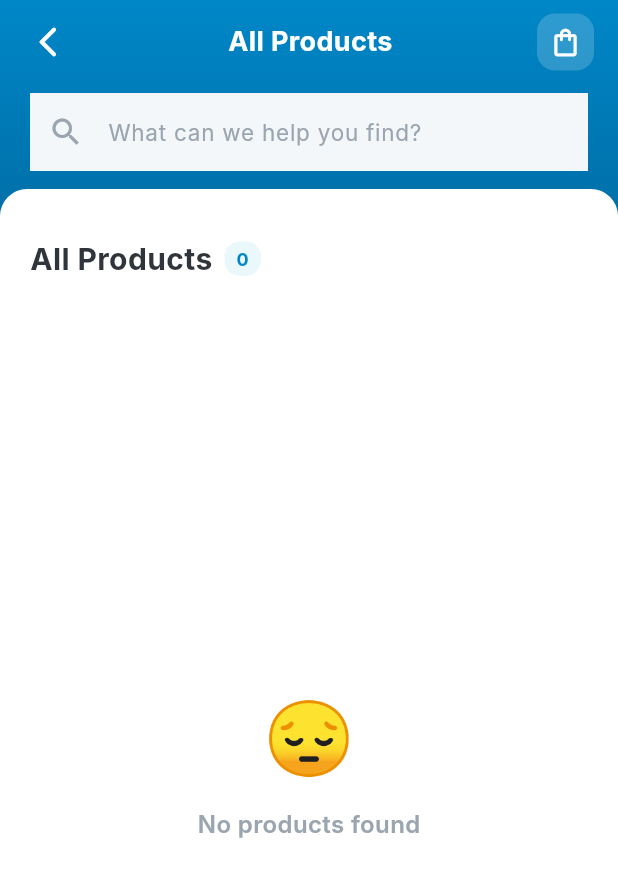
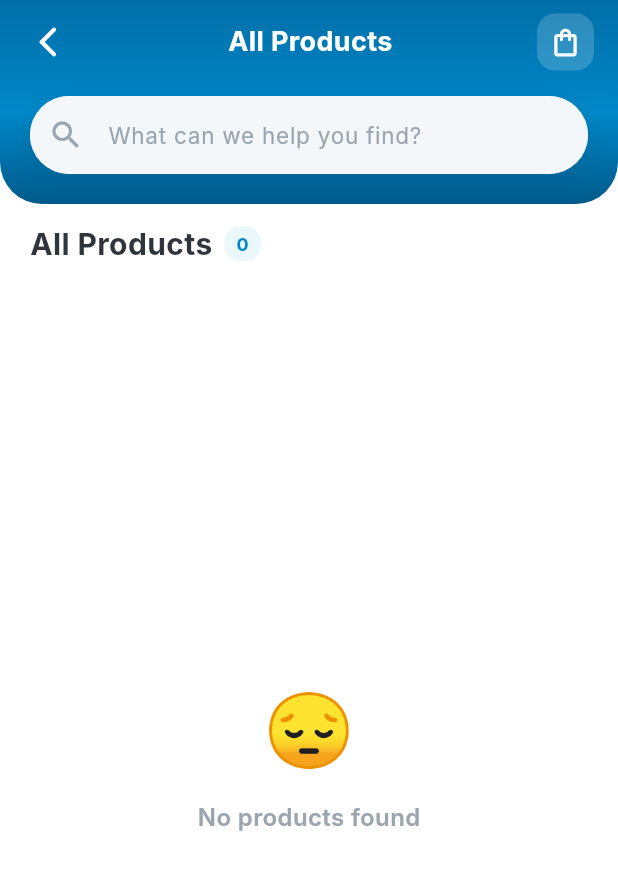
Before and after one commit to yousemazhar/elezaby, a Flutter app: the MainShell screen opened by its route, after a tap on "See All ›", on a phone screen of 412 x 824 dp. Shown: the top 877 px of the screen. Run offline on Flutter 3.47's test engine with Material 3 defaults, Android fonts, the phone set to English and light mode, and no system bars; our stand-ins replace cached_network_image, cloud_firestore, firebase_auth, firebase_core, go_router, google_sign_in and 1 more; missing offline and left inert: mobile_scanner; accounts and stored records are empty; Roboto replaces fonts that are missing (Inter).

Commit message:
Redesign home page layout and styling

```diff
--- a/lib/core/constants/app_colors.dart
+++ b/lib/core/constants/app_colors.dart
@@ -5,6 +5,7 @@ class AppColors {
 
   static const Color primary = Color(0xFF0087C8);
   static const Color primaryDark = Color(0xFF006FA8);
+  static const Color primaryDarker = Color(0xFF005A8A);
   static const Color primaryLight = Color(0xFFEAF8FC);
   static const Color primaryLighter = Color(0xFFD5F1FA);
   static const Color bottomNavBg = Color(0xFFDDF5FC);
@@ -28,7 +29,8 @@ class AppColors {
   static const LinearGradient primaryGradient = LinearGradient(
     begin: Alignment.topCenter,
     end: Alignment.bottomCenter,
-    colors: [primary, primaryDark],
+    colors: [primaryDark, primary, primaryDarker],
+    stops: [0.0, 0.55, 1.0],
   );
 
   static const LinearGradient primaryGradient135 = LinearGradient(
--- a/lib/screens/home/home_screen.dart
+++ b/lib/screens/home/home_screen.dart
@@ -35,9 +35,10 @@ class _HomeScreenState extends State<HomeScreen> {
     final defaultAddress = addressProvider.defaultAddress;
 
     return Scaffold(
-      appBar: const GlobalAppBar(showGreeting: true, showSearch: true),
+      appBar: const GlobalAppBar(showSearch: true),
       body: CustomScrollView(
         slivers: [
+          const SliverToBoxAdapter(child: SizedBox(height: 12)),
           SliverToBoxAdapter(
             child: Padding(
               padding: const EdgeInsets.symmetric(horizontal: 16),
@@ -210,7 +211,10 @@ class _DeliveryTabs extends StatelessWidget {
         color: const Color(0xFFE9F2F5),
         borderRadius: BorderRadius.circular(18),
       ),
-      child: Row(
+      child:
+
+
+      Row(
         children: [
           _Tab(
               label: 'Home Delivery',
@@ -348,52 +352,55 @@ class _ServicesRow extends StatelessWidget {
 
   @override
   Widget build(BuildContext context) {
-    final services = [
-      (icon: '🛡️', label: 'Insurance'),
-      (icon: '📋', label: 'Prescription'),
-      (icon: '🏥', label: 'Clinics'),
-      (icon: '🩺', label: 'Lab Tests'),
-      (icon: '♿', label: 'Mobility'),
-      (icon: '📷', label: 'Scan / AR'),
+    final services = <({String icon, String label, VoidCallback onTap})>[
+      (icon: '📷', label: 'Scan / AR', onTap: onScanTap),
+      // TODO: route to prescription upload when available
+      (icon: '📋', label: 'Upload Prescription', onTap: () {}),
+      // TODO: route to mobility aids catalog when available
+      (icon: '♿', label: 'Mobility Aids', onTap: () {}),
     ];
 
-    return SizedBox(
-      height: 110,
-      child: ListView.separated(
-        scrollDirection: Axis.horizontal,
+    return Padding(
       padding: const EdgeInsets.symmetric(horizontal: 20),
-        itemCount: services.length,
-        separatorBuilder: (_, __) => const SizedBox(width: 12),
-        itemBuilder: (context, i) {
-          final s = services[i];
-          return GestureDetector(
-            onTap: i == 5 ? onScanTap : null,
+      child: Row(
+        children: [
+          for (var i = 0; i < services.length; i++) ...[
+            Expanded(
+              child: GestureDetector(
+                onTap: services[i].onTap,
                 child: Container(
-              width: 82,
+                  height: 132,
                   decoration: BoxDecoration(
                     color: AppColors.primaryLight,
                     borderRadius: BorderRadius.circular(20),
                   ),
-              padding: const EdgeInsets.symmetric(vertical: 14),
+                  padding: const EdgeInsets.symmetric(
+                      vertical: 12, horizontal: 6),
                   child: Column(
                     mainAxisAlignment: MainAxisAlignment.center,
+                    mainAxisSize: MainAxisSize.min,
                     children: [
-                  Text(s.icon, style: const TextStyle(fontSize: 28)),
+                      Text(services[i].icon,
+                          style: const TextStyle(fontSize: 28)),
                       const SizedBox(height: 8),
                       Text(
-                    s.label,
+                        services[i].label,
                         style: const TextStyle(
-                      fontSize: 11,
-                      fontWeight: FontWeight.w500,
+                          fontSize: 12,
+                          fontWeight: FontWeight.w600,
                           color: AppColors.textNavy,
+                          height: 1.2,
                         ),
                         textAlign: TextAlign.center,
                       ),
                     ],
                   ),
                 ),
-          );
-        },
+              ),
+            ),
+            if (i != services.length - 1) const SizedBox(width: 12),
+          ],
+        ],
       ),
     );
   }
--- a/lib/widgets/app_bottom_nav.dart
+++ b/lib/widgets/app_bottom_nav.dart
@@ -16,8 +16,8 @@ class AppBottomNav extends StatelessWidget {
     const items = [
       _NavItem(icon: Icons.home_rounded, label: 'Home'),
       _NavItem(icon: Icons.grid_view_rounded, label: 'Shop'),
-      _NavItem(icon: Icons.favorite_border_rounded, label: 'Favourite'),
-      _NavItem(icon: Icons.local_offer_rounded, label: 'Offers'),
+      _NavItem(icon: Icons.favorite_rounded, label: 'Favourite'),
+      _NavItem(icon: Icons.discount_rounded, label: 'Offers'),
       _NavItem(icon: Icons.more_horiz_rounded, label: 'More'),
     ];
 
@@ -44,7 +44,7 @@ class AppBottomNav extends StatelessWidget {
               duration: const Duration(milliseconds: 200),
               padding: const EdgeInsets.symmetric(horizontal: 14, vertical: 8),
               decoration: BoxDecoration(
-                color: active ? AppColors.primary : Colors.transparent,
+                gradient: active ? AppColors.primaryGradient : null,
                 borderRadius: BorderRadius.circular(18),
               ),
               child: Column(
@@ -53,7 +53,7 @@ class AppBottomNav extends StatelessWidget {
                   Icon(
                     items[i].icon,
                     size: 22,
-                    color: active ? Colors.white : AppColors.textMuted,
+                    color: active ? Colors.white : AppColors.primary,
                   ),
                   const SizedBox(height: 3),
                   Text(
--- a/lib/widgets/app_search_bar.dart
+++ b/lib/widgets/app_search_bar.dart
@@ -21,9 +21,17 @@ class AppSearchBar extends StatelessWidget {
   Widget build(BuildContext context) {
     return Container(
       margin: const EdgeInsets.symmetric(horizontal: 20),
+      clipBehavior: Clip.antiAlias,
       decoration: BoxDecoration(
         color: AppColors.searchBg,
-        borderRadius: BorderRadius.circular(26),
+        borderRadius: BorderRadius.circular(100),
+        boxShadow: [
+          BoxShadow(
+            color: Colors.black.withValues(alpha: 0.05),
+            blurRadius: 12,
+            offset: const Offset(0, 4),
+          ),
+        ],
       ),
       child: TextField(
         controller: controller,
--- a/lib/widgets/global_app_bar.dart
+++ b/lib/widgets/global_app_bar.dart
@@ -3,14 +3,12 @@ import 'package:go_router/go_router.dart';
 import 'package:provider/provider.dart';
 
 import '../core/constants/app_colors.dart';
-import '../providers/auth_provider.dart';
 import '../providers/cart_provider.dart';
 import 'app_search_bar.dart';
 
 class GlobalAppBar extends StatelessWidget implements PreferredSizeWidget {
   final String? title;
   final bool showBackButton;
-  final bool showGreeting;
   final bool showSearch;
   final TextEditingController? searchController;
   final ValueChanged<String>? onSearchChanged;
@@ -19,25 +17,21 @@ class GlobalAppBar extends StatelessWidget implements PreferredSizeWidget {
     super.key,
     this.title,
     this.showBackButton = false,
-    this.showGreeting = false,
     this.showSearch = false,
     this.searchController,
     this.onSearchChanged,
   });
 
   @override
-  Size get preferredSize => Size.fromHeight(showSearch ? 196 : 112);
+  Size get preferredSize => Size.fromHeight(showSearch ? 168 : 92);
 
   @override
   Widget build(BuildContext context) {
-    final firstName = context
-            .select<AuthProvider, String?>((auth) => auth.appUser?.name)
-            ?.split(' ')
-            .first ??
-        'there';
-
     return Container(
-      decoration: const BoxDecoration(gradient: AppColors.primaryGradient),
+      decoration: const BoxDecoration(
+        gradient: AppColors.primaryGradient,
+        borderRadius: BorderRadius.vertical(bottom: Radius.circular(28)),
+      ),
       child: SafeArea(
         bottom: false,
         child: Column(
@@ -87,38 +81,14 @@ class GlobalAppBar extends StatelessWidget implements PreferredSizeWidget {
                 ),
               ),
             ),
-            if (showGreeting) ...[
-              const SizedBox(height: 6),
-              Padding(
-                padding: const EdgeInsets.symmetric(horizontal: 20),
-                child: Align(
-                  alignment: Alignment.centerLeft,
-                  child: Text(
-                    'Good day, $firstName',
-                    style: const TextStyle(
-                      color: Colors.white,
-                      fontSize: 16,
-                      fontWeight: FontWeight.w700,
-                    ),
-                  ),
-                ),
-              ),
-            ],
             if (showSearch) ...[
-              const SizedBox(height: 10),
+              const SizedBox(height: 12),
               AppSearchBar(
                 controller: searchController,
                 onChanged: onSearchChanged,
               ),
             ],
-            const SizedBox(height: 12),
-            Container(
-              height: 20,
-              decoration: const BoxDecoration(
-                color: Colors.white,
-                borderRadius: BorderRadius.vertical(top: Radius.circular(18)),
-              ),
-            ),
+            const SizedBox(height: 20),
           ],
         ),
       ),
```
Lines whose indentation alone changed are shown as unchanged.
